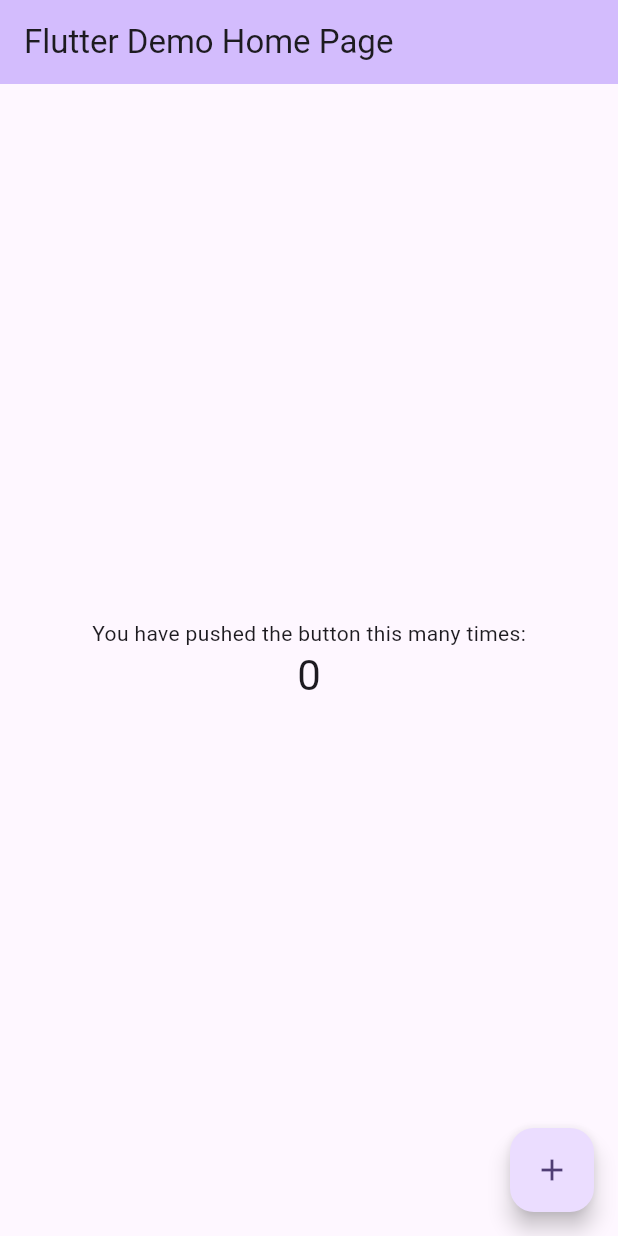
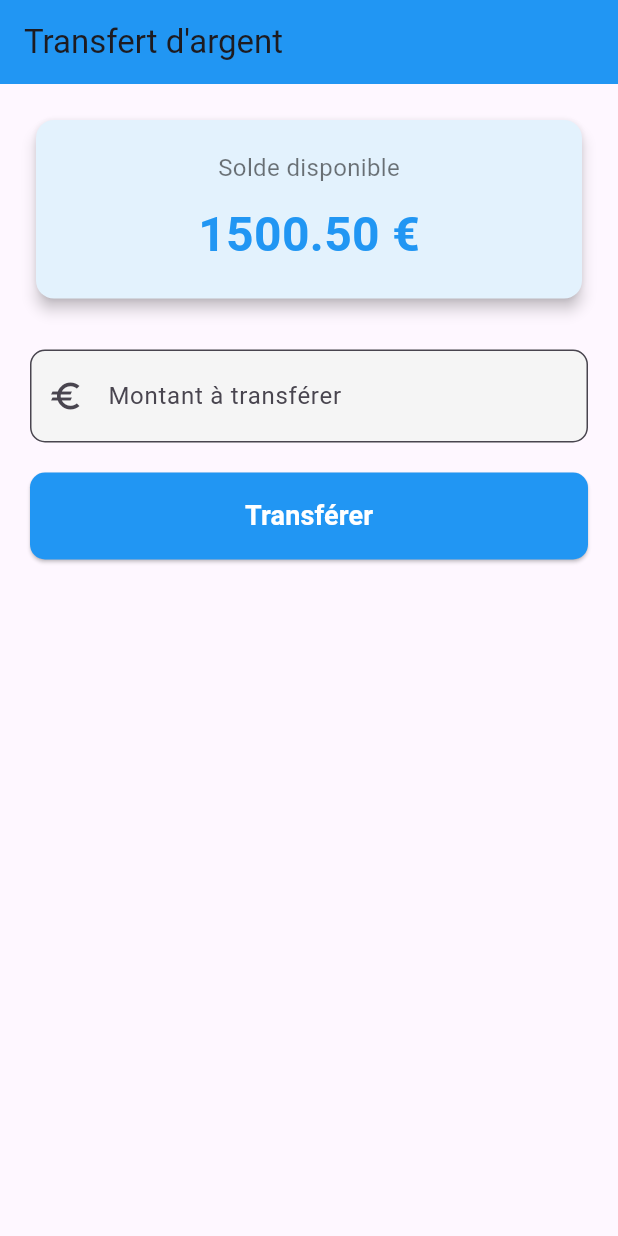
Before and after one commit to roor-killa/mobileapp-2026, a Flutter app: the screen it shows after launch, on a phone screen of 412 x 824 dp. Run offline on Flutter 3.47's test engine with Material 3 defaults, Android fonts, the phone set to English and light mode, and no system bars.

Commit message:
Test IHM Transfert avec simulation API

```diff
--- a/project/firstapp/lib/main.dart
+++ b/project/firstapp/lib/main.dart
@@ -1,4 +1,5 @@
 import 'package:flutter/material.dart';
+import 'screens/transfer_screen.dart';
 
 void main() {
   runApp(const MyApp());
@@ -7,116 +8,16 @@ void main() {
 class MyApp extends StatelessWidget {
   const MyApp({super.key});
 
-  // This widget is the root of your application.
   @override
   Widget build(BuildContext context) {
     return MaterialApp(
-      title: 'Flutter Demo',
+      title: 'Transfert App',
+      debugShowCheckedModeBanner: false,
       theme: ThemeData(
-        // This is the theme of your application.
-        //
-        // TRY THIS: Try running your application with "flutter run". You'll see
-        // the application has a purple toolbar. Then, without quitting the app,
-        // try changing the seedColor in the colorScheme below to Colors.green
-        // and then invoke "hot reload" (save your changes or press the "hot
-        // reload" button in a Flutter-supported IDE, or press "r" if you used
-        // the command line to start the app).
-        //
-        // Notice that the counter didn't reset back to zero; the application
-        // state is not lost during the reload. To reset the state, use hot
-        // restart instead.
-        //
-        // This works for code too, not just values: Most code changes can be
-        // tested with just a hot reload.
-        colorScheme: .fromSeed(seedColor: Colors.deepPurple),
+        primarySwatch: Colors.blue,
+        useMaterial3: true,
       ),
-      home: const MyHomePage(title: 'Flutter Demo Home Page'),
+      home: const TransferScreen(),
     );
   }
 }
-
-class MyHomePage extends StatefulWidget {
-  const MyHomePage({super.key, required this.title});
-
-  // This widget is the home page of your application. It is stateful, meaning
-  // that it has a State object (defined below) that contains fields that affect
-  // how it looks.
-
-  // This class is the configuration for the state. It holds the values (in this
-  // case the title) provided by the parent (in this case the App widget) and
-  // used by the build method of the State. Fields in a Widget subclass are
-  // always marked "final".
-
-  final String title;
-
-  @override
-  State<MyHomePage> createState() => _MyHomePageState();
-}
-
-class _MyHomePageState extends State<MyHomePage> {
-  int _counter = 0;
-
-  void _incrementCounter() {
-    setState(() {
-      // This call to setState tells the Flutter framework that something has
-      // changed in this State, which causes it to rerun the build method below
-      // so that the display can reflect the updated values. If we changed
-      // _counter without calling setState(), then the build method would not be
-      // called again, and so nothing would appear to happen.
-      _counter++;
-    });
-  }
-
-  @override
-  Widget build(BuildContext context) {
-    // This method is rerun every time setState is called, for instance as done
-    // by the _incrementCounter method above.
-    //
-    // The Flutter framework has been optimized to make rerunning build methods
-    // fast, so that you can just rebuild anything that needs updating rather
-    // than having to individually change instances of widgets.
-    return Scaffold(
-      appBar: AppBar(
-        // TRY THIS: Try changing the color here to a specific color (to
-        // Colors.amber, perhaps?) and trigger a hot reload to see the AppBar
-        // change color while the other colors stay the same.
-        backgroundColor: Theme.of(context).colorScheme.inversePrimary,
-        // Here we take the value from the MyHomePage object that was created by
-        // the App.build method, and use it to set our appbar title.
-        title: Text(widget.title),
-      ),
-      body: Center(
-        // Center is a layout widget. It takes a single child and positions it
-        // in the middle of the parent.
-        child: Column(
-          // Column is also a layout widget. It takes a list of children and
-          // arranges them vertically. By default, it sizes itself to fit its
-          // children horizontally, and tries to be as tall as its parent.
-          //
-          // Column has various properties to control how it sizes itself and
-          // how it positions its children. Here we use mainAxisAlignment to
-          // center the children vertically; the main axis here is the vertical
-          // axis because Columns are vertical (the cross axis would be
-          // horizontal).
-          //
-          // TRY THIS: Invoke "debug painting" (choose the "Toggle Debug Paint"
-          // action in the IDE, or press "p" in the console), to see the
-          // wireframe for each widget.
-          mainAxisAlignment: .center,
-          children: [
-            const Text('You have pushed the button this many times:'),
-            Text(
-              '$_counter',
-              style: Theme.of(context).textTheme.headlineMedium,
-            ),
-          ],
-        ),
-      ),
-      floatingActionButton: FloatingActionButton(
-        onPressed: _incrementCounter,
-        tooltip: 'Increment',
-        child: const Icon(Icons.add),
-      ),
-    );
-  }
-}
--- /dev/null
+++ b/project/firstapp/lib/models/transfer_response.dart
@@ -0,0 +1,40 @@
+/// Modèle représentant la réponse de l'API
+/// Facilite la conversion JSON <-> Objet Dart
+class TransferResponse {
+  final bool success;
+  final double montantTotal;
+  final double montantTransfere;
+  final double nouveauSolde;
+  final String message;
+
+  TransferResponse({
+    required this.success,
+    required this.montantTotal,
+    required this.montantTransfere,
+    required this.nouveauSolde,
+    required this.message,
+  });
+
+  /// Factory pour créer un objet depuis JSON
+  /// C'est ici qu'on "parse" le JSON reçu de l'API
+  factory TransferResponse.fromJson(Map<String, dynamic> json) {
+    return TransferResponse(
+      success: json['success'] ?? false,
+      montantTotal: (json['montant_total'] ?? 0).toDouble(),
+      montantTransfere: (json['montant_transfere'] ?? 0).toDouble(),
+      nouveauSolde: (json['nouveau_solde'] ?? 0).toDouble(),
+      message: json['message'] ?? '',
+    );
+  }
+
+  /// Méthode pour convertir l'objet en JSON (si besoin)
+  Map<String, dynamic> toJson() {
+    return {
+      'success': success,
+      'montant_total': montantTotal,
+      'montant_transfere': montantTransfere,
+      'nouveau_solde': nouveauSolde,
+      'message': message,
+    };
+  }
+}
--- /dev/null
+++ b/project/firstapp/lib/screens/transfer_screen.dart
@@ -0,0 +1,305 @@
+import 'package:flutter/material.dart';
+import 'package:flutter/services.dart';
+import '../models/transfer_response.dart';
+import '../services/api_service.dart';
+
+class TransferScreen extends StatefulWidget {
+  const TransferScreen({super.key});
+
+  @override
+  State<TransferScreen> createState() => _TransferScreenState();
+}
+
+class _TransferScreenState extends State<TransferScreen> {
+  // Contrôleur pour le champ de saisie
+  final TextEditingController _montantController = TextEditingController();
+
+  // Service API
+  final ApiService _apiService = ApiService();
+
+  // État de l'application
+  bool _isLoading = false; // Chargement en cours ?
+  TransferResponse? _lastResponse; // Dernière réponse reçue
+  double? _soldeActuel; // Solde actuel
+
+  @override
+  void initState() {
+    super.initState();
+    _chargerSoldeInitial();
+  }
+
+  /// Charge le solde au démarrage
+  Future<void> _chargerSoldeInitial() async {
+    final solde = await _apiService.getSoldeActuel();
+    setState(() {
+      _soldeActuel = solde;
+    });
+  }
+
+  /// ÉTAPE 1 : Action déclenchée par le bouton "Transférer"
+  Future<void> _effectuerTransfert() async {
+    // Validation de la saisie
+    final montantText = _montantController.text.trim();
+    if (montantText.isEmpty) {
+      _afficherErreur('Veuillez entrer un montant');
+      return;
+    }
+
+    final montant = double.tryParse(montantText);
+    if (montant == null || montant <= 0) {
+      _afficherErreur('Montant invalide');
+      return;
+    }
+
+    print('🚀 ÉTAPE 1 : Bouton "Transférer" pressé');
+    print('💵 Montant saisi : $montant €');
+
+    // Active le loader
+    setState(() {
+      _isLoading = true;
+      _lastResponse = null;
+    });
+
+    try {
+      // ÉTAPES 2-5 : Appel API et récupération du JSON
+      final response = await _apiService.transfererMontant(montant);
+
+      // ÉTAPE 6 : Mise à jour de l'interface avec les données
+      print('✅ ÉTAPE 6 : Affichage des données');
+      setState(() {
+        _lastResponse = response;
+        _soldeActuel = response.nouveauSolde;
+        _isLoading = false;
+      });
+
+      // Vider le champ après succès
+      if (response.success) {
+        _montantController.clear();
+      }
+
+    } catch (e) {
+      print('❌ Erreur : $e');
+      setState(() {
+        _isLoading = false;
+      });
+      _afficherErreur('Erreur lors du transfert');
+    }
+  }
+
+  void _afficherErreur(String message) {
+    ScaffoldMessenger.of(context).showSnackBar(
+      SnackBar(
+        content: Text(message),
+        backgroundColor: Colors.red,
+      ),
+    );
+  }
+
+  @override
+  Widget build(BuildContext context) {
+    return Scaffold(
+      appBar: AppBar(
+        title: const Text('Transfert d\'argent'),
+        backgroundColor: Colors.blue,
+      ),
+      body: SingleChildScrollView(
+        padding: const EdgeInsets.all(20.0),
+        child: Column(
+          crossAxisAlignment: CrossAxisAlignment.stretch,
+          children: [
+            // Affichage du solde actuel
+            _buildSoldeCard(),
+
+            const SizedBox(height: 30),
+
+            // ÉTAPE 0 : Champ de saisie du montant
+            _buildMontantInput(),
+
+            const SizedBox(height: 20),
+
+            // ÉTAPE 1 : Bouton de transfert
+            _buildTransferButton(),
+
+            const SizedBox(height: 30),
+
+            // ÉTAPE 6 : Affichage du résultat
+            if (_lastResponse != null) _buildResultCard(),
+
+            // Indicateur de chargement
+            if (_isLoading) _buildLoadingIndicator(),
+          ],
+        ),
+      ),
+    );
+  }
+
+  /// Card affichant le solde actuel
+  Widget _buildSoldeCard() {
+    return Card(
+      elevation: 4,
+      color: Colors.blue.shade50,
+      child: Padding(
+        padding: const EdgeInsets.all(20.0),
+        child: Column(
+          children: [
+            const Text(
+              'Solde disponible',
+              style: TextStyle(
+                fontSize: 16,
+                color: Colors.black54,
+              ),
+            ),
+            const SizedBox(height: 10),
+            Text(
+              _soldeActuel != null
+                  ? '${_soldeActuel!.toStringAsFixed(2)} €'
+                  : 'Chargement...',
+              style: const TextStyle(
+                fontSize: 32,
+                fontWeight: FontWeight.bold,
+                color: Colors.blue,
+              ),
+            ),
+          ],
+        ),
+      ),
+    );
+  }
+
+  /// ÉTAPE 0 : Champ de saisie du montant
+  Widget _buildMontantInput() {
+    return TextField(
+      controller: _montantController,
+      keyboardType: const TextInputType.numberWithOptions(decimal: true),
+      inputFormatters: [
+        FilteringTextInputFormatter.allow(RegExp(r'^\d+\.?\d{0,2}')),
+      ],
+      decoration: InputDecoration(
+        labelText: 'Montant à transférer',
+        hintText: 'Ex: 50.00',
+        prefixIcon: const Icon(Icons.euro),
+        suffixText: '€',
+        border: OutlineInputBorder(
+          borderRadius: BorderRadius.circular(10),
+        ),
+        filled: true,
+        fillColor: Colors.grey.shade100,
+      ),
+      style: const TextStyle(fontSize: 20),
+    );
+  }
+
+  /// ÉTAPE 1 : Bouton de transfert
+  Widget _buildTransferButton() {
+    return ElevatedButton(
+      onPressed: _isLoading ? null : _effectuerTransfert,
+      style: ElevatedButton.styleFrom(
+        backgroundColor: Colors.blue,
+        padding: const EdgeInsets.symmetric(vertical: 16),
+        shape: RoundedRectangleBorder(
+          borderRadius: BorderRadius.circular(10),
+        ),
+      ),
+      child: const Text(
+        'Transférer',
+        style: TextStyle(
+          fontSize: 18,
+          fontWeight: FontWeight.bold,
+          color: Colors.white,
+        ),
+      ),
+    );
+  }
+
+  /// Indicateur de chargement (étapes 2-5)
+  Widget _buildLoadingIndicator() {
+    return const Column(
+      children: [
+        CircularProgressIndicator(),
+        SizedBox(height: 10),
+        Text(
+          'Traitement en cours...',
+          style: TextStyle(color: Colors.grey),
+        ),
+      ],
+    );
+  }
+
+  /// ÉTAPE 6 : Affichage du résultat
+  Widget _buildResultCard() {
+    final response = _lastResponse!;
+    final isSuccess = response.success;
+
+    return Card(
+      elevation: 4,
+      color: isSuccess ? Colors.green.shade50 : Colors.red.shade50,
+      child: Padding(
+        padding: const EdgeInsets.all(20.0),
+        child: Column(
+          crossAxisAlignment: CrossAxisAlignment.start,
+          children: [
+            Row(
+              children: [
+                Icon(
+                  isSuccess ? Icons.check_circle : Icons.error,
+                  color: isSuccess ? Colors.green : Colors.red,
+                  size: 30,
+                ),
+                const SizedBox(width: 10),
+                Expanded(
+                  child: Text(
+                    response.message,
+                    style: TextStyle(
+                      fontSize: 18,
+                      fontWeight: FontWeight.bold,
+                      color: isSuccess ? Colors.green : Colors.red,
+                    ),
+                  ),
+                ),
+              ],
+            ),
+            if (isSuccess) ...[
+              const Divider(height: 30),
+              _buildDetailRow('Solde initial', '${response.montantTotal.toStringAsFixed(2)} €'),
+              _buildDetailRow('Montant transféré', '- ${response.montantTransfere.toStringAsFixed(2)} €'),
+              _buildDetailRow('Nouveau solde', '${response.nouveauSolde.toStringAsFixed(2)} €', isBold: true),
+            ],
+          ],
+        ),
+      ),
+    );
+  }
+
+  Widget _buildDetailRow(String label, String value, {bool isBold = false}) {
+    return Padding(
+      padding: const EdgeInsets.symmetric(vertical: 5),
+      child: Row(
+        mainAxisAlignment: MainAxisAlignment.spaceBetween,
+        children: [
+          Text(
+            label,
+            style: TextStyle(
+              fontSize: 16,
+              color: Colors.black87,
+              fontWeight: isBold ? FontWeight.bold : FontWeight.normal,
+            ),
+          ),
+          Text(
+            value,
+            style: TextStyle(
+              fontSize: 16,
+              color: isBold ? Colors.blue : Colors.black,
+              fontWeight: isBold ? FontWeight.bold : FontWeight.normal,
+            ),
+          ),
+        ],
+      ),
+    );
+  }
+
+  @override
+  void dispose() {
+    _montantController.dispose();
+    super.dispose();
+  }
+}
--- /dev/null
+++ b/project/firstapp/lib/services/api_service.dart
@@ -0,0 +1,64 @@
+import 'dart:convert';
+import 'dart:async';
+import '../models/transfer_response.dart';
+
+class ApiService {
+  // URL de base de l'API (à modifier pour la vraie API)
+  static const String baseUrl = 'http://localhost:8000/api';
+
+  // Simulation d'un solde en base de données
+  static double _soldeBDD = 1500.50; // Montant initial dans wallet
+
+  /// SIMULATION : Simule l'appel API avec délai
+  /// Cette fonction sera remplacée par un vrai appel HTTP
+  Future<TransferResponse> transfererMontant(double montant) async {
+    print('📤 ÉTAPE 2 : Envoi de la requête API...');
+    print('💰 Montant à transférer : $montant €');
+
+    // Simuler le délai réseau (1-2 secondes)
+    await Future.delayed(const Duration(seconds: 2));
+
+    print('⚙️  ÉTAPE 3 : Traitement côté serveur...');
+
+    // SIMULATION du traitement serveur
+    // En réalité, cela se passe dans Laravel + PostgreSQL
+    final montantTotal = _soldeBDD;
+    final nouveauSolde = montantTotal - montant;
+
+    // Vérification de solde suffisant
+    if (nouveauSolde < 0) {
+      return TransferResponse(
+        success: false,
+        montantTotal: montantTotal,
+        montantTransfere: 0,
+        nouveauSolde: montantTotal,
+        message: 'Solde insuffisant',
+      );
+    }
+
+    // Mise à jour du solde simulé
+    _soldeBDD = nouveauSolde;
+
+    // ÉTAPE 4 : Construction du JSON de réponse (simulé)
+    final jsonResponse = {
+      'success': true,
+      'montant_total': montantTotal,
+      'montant_transfere': montant,
+      'nouveau_solde': nouveauSolde,
+      'message': 'Transfert effectué avec succès',
+    };
+
+    print('📥 ÉTAPE 4 : Réception du JSON :');
+    print(json.encode(jsonResponse));
+
+    // ÉTAPE 5 : Conversion JSON -> Objet Dart
+    print('🔄 ÉTAPE 5 : Parsing du JSON...');
+    return TransferResponse.fromJson(jsonResponse);
+  }
+
+  /// Récupérer le solde actuel (pour affichage)
+  Future<double> getSoldeActuel() async {
+    await Future.delayed(const Duration(milliseconds: 500));
+    return _soldeBDD;
+  }
+}
--- a/project/firstapp/pubspec.yaml
+++ b/project/firstapp/pubspec.yaml
@@ -19,7 +19,7 @@ publish_to: 'none' # Remove this line if you wish to publish to pub.dev
 version: 1.0.0+1
 
 environment:
-  sdk: ^3.10.8
+  sdk: ^3.4.4
 
 # Dependencies specify other packages that your package needs in order to work.
 # To automatically upgrade your package dependencies to the latest versions
```
